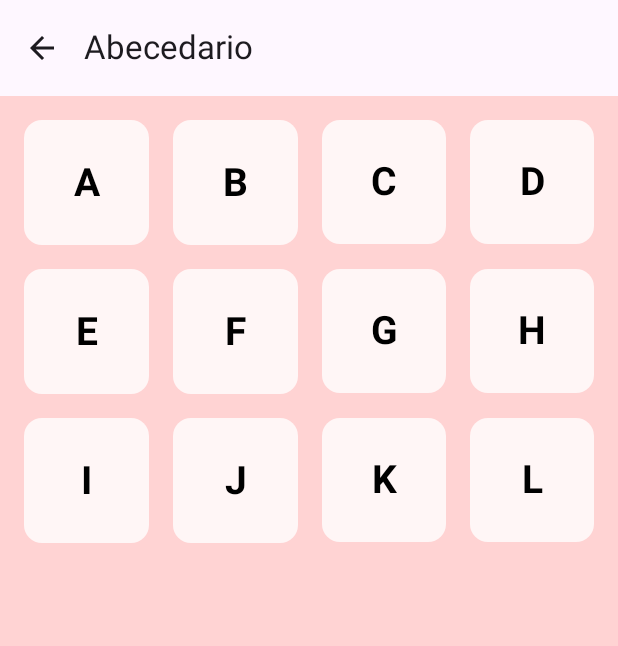
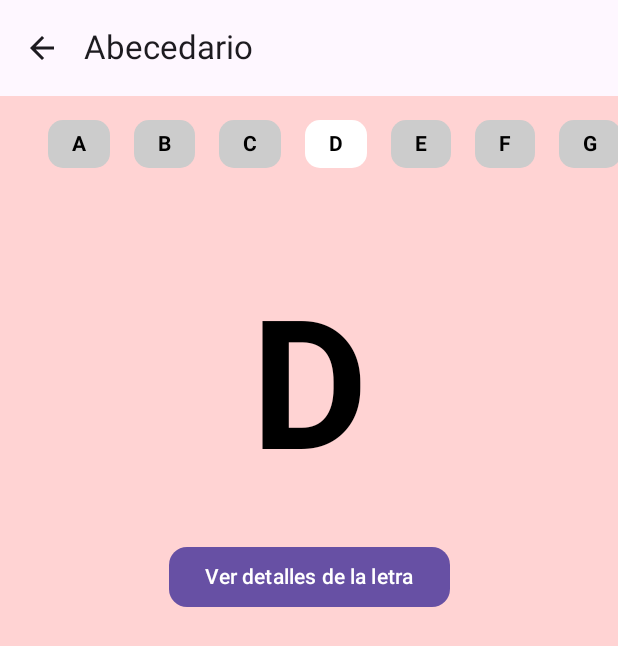
Before and after one commit to Wuicho24/Tuapp, an Android app built with Jetpack Compose: the AbecedarioScreen screen opened through its navigation route, on a phone screen of 412 x 824 dp. Shown: the top 646 px of the screen. Run offline under Robolectric (Android 15) with nearby library versions, the phone set to English and light mode, and no system bars; our stand-ins replace accompanist; libraries missing offline, so code that uses them is left out: com.google.accompanist.navigation.

Commit message:
Cambios barra Abecedarios

```diff
--- a/app/src/main/java/com/example/tuapp/fonetica/AbecedarioScreen.kt
+++ b/app/src/main/java/com/example/tuapp/fonetica/AbecedarioScreen.kt
@@ -3,16 +3,24 @@ package com.example.tuapp.fonetica
 import androidx.compose.foundation.background
 import androidx.compose.foundation.clickable
 import androidx.compose.foundation.layout.*
+import androidx.compose.foundation.lazy.LazyRow
 import androidx.compose.foundation.lazy.grid.*
+import androidx.compose.foundation.lazy.items
+import androidx.compose.foundation.lazy.itemsIndexed
+import androidx.compose.foundation.lazy.rememberLazyListState
+import androidx.compose.foundation.shape.CircleShape
 import androidx.compose.foundation.shape.RoundedCornerShape
 import androidx.compose.material.icons.Icons
 import androidx.compose.material.icons.filled.ArrowBack
 import androidx.compose.material3.*
 import androidx.compose.runtime.Composable
+import androidx.compose.runtime.derivedStateOf
 import androidx.compose.runtime.remember
 import androidx.compose.ui.Alignment
 import androidx.compose.ui.Modifier
+import androidx.compose.ui.draw.clip
 import androidx.compose.ui.graphics.Color
+import androidx.compose.ui.platform.LocalContext
 import androidx.compose.ui.text.font.FontWeight
 import androidx.compose.ui.unit.*
 import androidx.navigation.NavController
@@ -20,7 +28,19 @@ import androidx.navigation.NavController
 @OptIn(ExperimentalMaterial3Api::class)
 @Composable
 fun AbecedarioScreen(navController: NavController) {
-    val letras = remember { ('A'..'L').toList() }
+    val letras = remember { ('A'..'Z').toList() }
+    val listState = rememberLazyListState()
+    val context = LocalContext.current
+
+    val centeredIndex = remember {
+        derivedStateOf {
+            val visibleItems = listState.layoutInfo.visibleItemsInfo
+            if (visibleItems.isNotEmpty()) {
+                val center = listState.layoutInfo.viewportEndOffset / 2
+                visibleItems.minByOrNull { kotlin.math.abs(it.offset + it.size / 2 - center) }?.index ?: 0
+            } else 0
+        }
+    }
 
     Scaffold(
         topBar = {
@@ -35,20 +55,30 @@ fun AbecedarioScreen(navController: NavController) {
         },
         containerColor = Color(0xFFFFD3D3)
     ) { innerPadding ->
-        LazyVerticalGrid(
-            columns = GridCells.Fixed(4),
-            contentPadding = PaddingValues(16.dp),
+        Column(
             modifier = Modifier
+                .fillMaxSize()
                 .padding(innerPadding)
-                .fillMaxSize(),
-            verticalArrangement = Arrangement.spacedBy(16.dp),
-            horizontalArrangement = Arrangement.spacedBy(16.dp)
+                .padding(top = 16.dp),
+            horizontalAlignment = Alignment.CenterHorizontally
         ) {
-            items(letras) { letra ->
+            // LazyRow con scroll horizontal de letras
+            LazyRow(
+                state = listState,
+                contentPadding = PaddingValues(horizontal = 32.dp),
+                horizontalArrangement = Arrangement.spacedBy(16.dp),
+                modifier = Modifier
+                    .fillMaxWidth()
+                    .height(60.dp)
+            ) {
+                itemsIndexed(letras) { index, letra ->
                     Box(
                         modifier = Modifier
-                        .aspectRatio(1f)
-                        .background(Color.White.copy(alpha = 0.8f), shape = RoundedCornerShape(12.dp))
+                            .background(
+                                if (index == centeredIndex.value) Color.White else Color.LightGray,
+                                shape = RoundedCornerShape(10.dp)
+                            )
+                            .padding(horizontal = 16.dp, vertical = 8.dp)
                             .clickable {
                                 navController.navigate("detalle_letra/$letra")
                             },
@@ -56,12 +86,68 @@ fun AbecedarioScreen(navController: NavController) {
                     ) {
                         Text(
                             text = letra.toString(),
-                        fontSize = 26.sp,
                             fontWeight = FontWeight.Bold,
                             color = Color.Black
                         )
                     }
                 }
             }
+
+            Spacer(modifier = Modifier.height(48.dp))
+
+            // Letra grande centrada
+            Text(
+                text = letras[centeredIndex.value].toString(),
+                fontSize = 120.sp,
+                fontWeight = FontWeight.Bold,
+                color = Color.Black
+            )
+
+            Spacer(modifier = Modifier.height(32.dp))
+
+            Button(
+                onClick = {
+                    navController.navigate("detalle_letra/${letras[centeredIndex.value]}")
+                },
+                shape = RoundedCornerShape(12.dp)
+            ) {
+                Text("Ver detalles de la letra")
             }
         }
+    }
+}
+
+
+
+@Composable
+fun AbecedarioBar(
+    letras: List<Char> = ('A'..'Z').toList(),
+    letraSeleccionada: Char,
+    onLetraSeleccionada: (Char) -> Unit
+) {
+    LazyRow(
+        modifier = Modifier
+            .fillMaxWidth()
+            .padding(8.dp),
+        horizontalArrangement = Arrangement.spacedBy(8.dp)
+    ) {
+        items(letras) { letra ->
+            val isSelected = letra.toChar() == letraSeleccionada
+            Box(
+                modifier = Modifier
+                    .size(48.dp)
+                    .clip(CircleShape)
+                    .background(if (isSelected) Color.White else Color.LightGray)
+                    .clickable { onLetraSeleccionada(letra.toChar()) },
+                contentAlignment = Alignment.Center
+            ) {
+                Text(
+                    text = letra.toString(),
+                    style = MaterialTheme.typography.bodyLarge,
+                    color = if (isSelected) Color.Black else Color.DarkGray,
+                    fontWeight = if (isSelected) FontWeight.Bold else FontWeight.Normal
+                )
+            }
+        }
+    }
+}
--- a/app/src/main/java/com/example/tuapp/ruleta/WordLevels.kt
+++ b/app/src/main/java/com/example/tuapp/ruleta/WordLevels.kt
@@ -11,8 +11,8 @@ val niveles = listOf(
     WordLevel(
         id = "Nivel ma",
         clave = "ma",
-        opciones = listOf("nzana", "má", "riposa", "dera", "estro", "ti", "leta", "no", "sa", "ngo", "to", "pa", "mapo"),
-        correctas = listOf("manzana", "mamá", "mariposa", "madera", "maestro", "maleta", "mano", "mesa", "mango", "mapa")
+        opciones = listOf("nzana", "má", "riposa", "dera", "estro", "ti", "leta", "no", "ngo", "to", "pa", "po"),
+        correctas = listOf("manzana", "mamá", "mariposa", "madera", "maestro", "maleta", "mano", "mango", "mapa")
     ),
     WordLevel(
         id = "Nivel re",
@@ -23,7 +23,7 @@ val niveles = listOf(
     WordLevel(
         id = "Nivel pa",
         clave = "pa",
-        opciones = listOf("pel", "dre", "red", "tio", "loma", "ís", "la", "lmera", "leta", "lo", "cífico", "tria", "nal"),
+        opciones = listOf("pel", "dre", "red", "tio", "loma", "ís", "la", "lmera", "leta", "lo", "paro", "rco", "mal"),
         correctas = listOf("papel", "padre", "pared", "patio", "paloma", "país", "pala", "palmera", "paleta", "palo")
     ),
     WordLevel(
```
Also changed, not shown: app/src/main/java/com/example/tuapp/database/WordDatabase.kt (+4 -4 lines), app/src/main/res/drawable/tecnologias.webp (deleted). Lines whose indentation alone changed are shown as unchanged.
